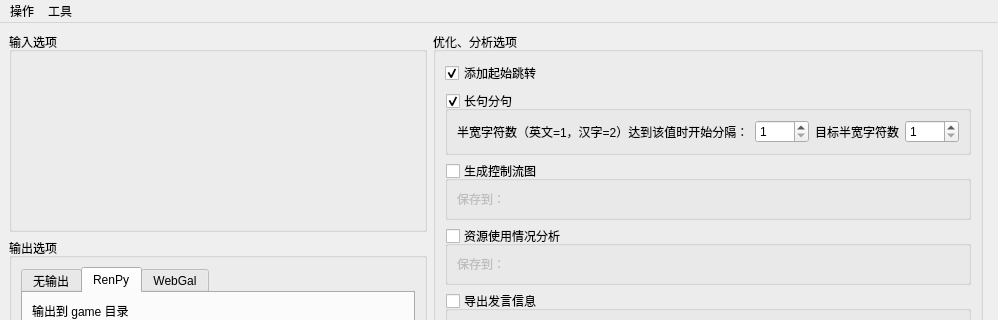
First picture: the form in mainwindow.ui, repository PrepPipe/preppipe_gui, before the edit; both pictures show x 0 to 998 and y 0 to 320 of the 998 by 702 pixel window.
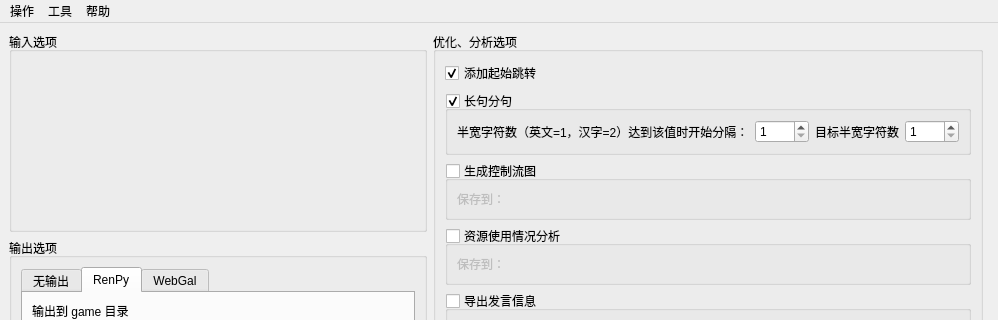
Second picture: the form after the edit. Custom widgets are drawn as their Qt base class.

Commit message: Reorganize menu: disable new UI entry after shifting back to cli executable; moved docs acrtion to a separate help menu

```diff
--- a/mainwindow.ui
+++ b/mainwindow.ui
@@ -558,10 +558,16 @@
     </property>
     <addaction name="actionImagePackTool"/>
     <addaction name="actionNewUI"/>
+   </widget>
+   <widget class="QMenu" name="helpMenu">
+    <property name="title">
+     <string>帮助</string>
+    </property>
     <addaction name="actionDocs"/>
    </widget>
    <addaction name="operationMenu"/>
    <addaction name="toolMenu"/>
+   <addaction name="helpMenu"/>
   </widget>
   <widget class="QStatusBar" name="statusbar"/>
   <action name="actionTranslationExport">
```
Left out of the diff: 5 changed lines with no effect on the pictures.
